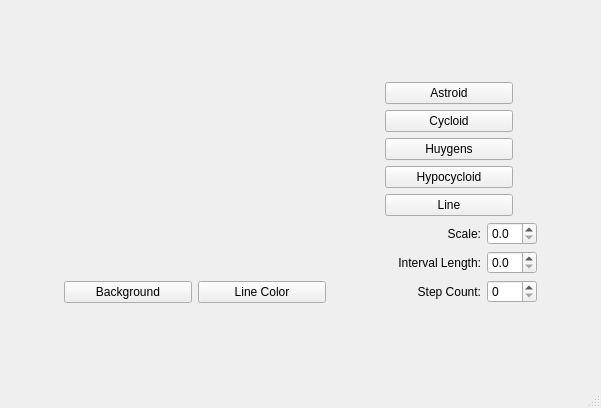
Above: mainwindow.ui from oIIPRESTONIIo/QtCurves before the change. Below: the same form after it.
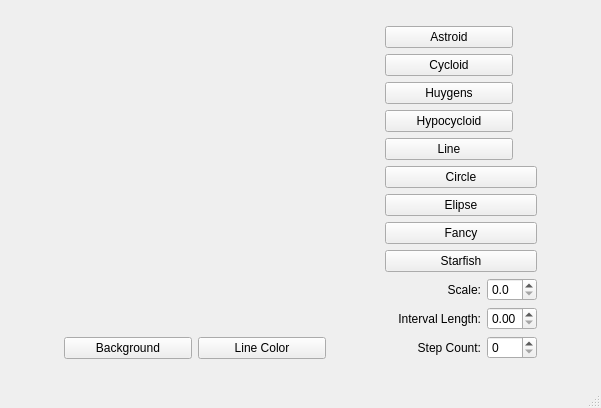
That is the form after the change. Custom widgets are drawn as their Qt base class.

Commit message: Added circle, elipse, "fancy", and starfish shapes. Changed paintEvent logic to compute the last line correctly.

The edit to the form file:
```diff
--- a/mainwindow.ui
+++ b/mainwindow.ui
@@ -18,10 +18,7 @@
     <item row="0" column="0">
      <layout class="QVBoxLayout" name="verticalLayout_2">
       <item>
-       <widget class="RenderArea" name="renderArea" native="true">
-        <zorder></zorder>
-        <zorder></zorder>
-       </widget>
+       <widget class="RenderArea" name="renderArea" native="true"/>
       </item>
       <item>
        <layout class="QHBoxLayout" name="horizontalLayout_3">
@@ -125,6 +122,40 @@
         </property>
        </widget>
       </item>
+      <item>
+       <widget class="QPushButton" name="btnCircle">
+        <property name="maximumSize">
+         <size>
+          <width>16777215</width>
+          <height>16777215</height>
+         </size>
+        </property>
+        <property name="text">
+         <string>Circle</string>
+        </property>
+       </widget>
+      </item>
+      <item>
+       <widget class="QPushButton" name="btnElipse">
+        <property name="text">
+         <string>Elipse</string>
+        </property>
+       </widget>
+      </item>
+      <item>
+       <widget class="QPushButton" name="btnFancy">
+        <property name="text">
+         <string>Fancy</string>
+        </property>
+       </widget>
+      </item>
+      <item>
+       <widget class="QPushButton" name="btnStarfish">
+        <property name="text">
+         <string>Starfish</string>
+        </property>
+       </widget>
+      </item>
       <item>
        <layout class="QHBoxLayout" name="horizontalLayout">
         <item>
@@ -154,6 +185,9 @@
           <property name="decimals">
            <number>1</number>
           </property>
+          <property name="maximum">
+           <double>150.000000000000000</double>
+          </property>
           <property name="singleStep">
            <double>0.100000000000000</double>
           </property>
@@ -188,7 +222,7 @@
            </size>
           </property>
           <property name="decimals">
-           <number>1</number>
+           <number>2</number>
           </property>
           <property name="maximum">
            <double>100.000000000000000</double>
```
The commit also changes 5 other files.
